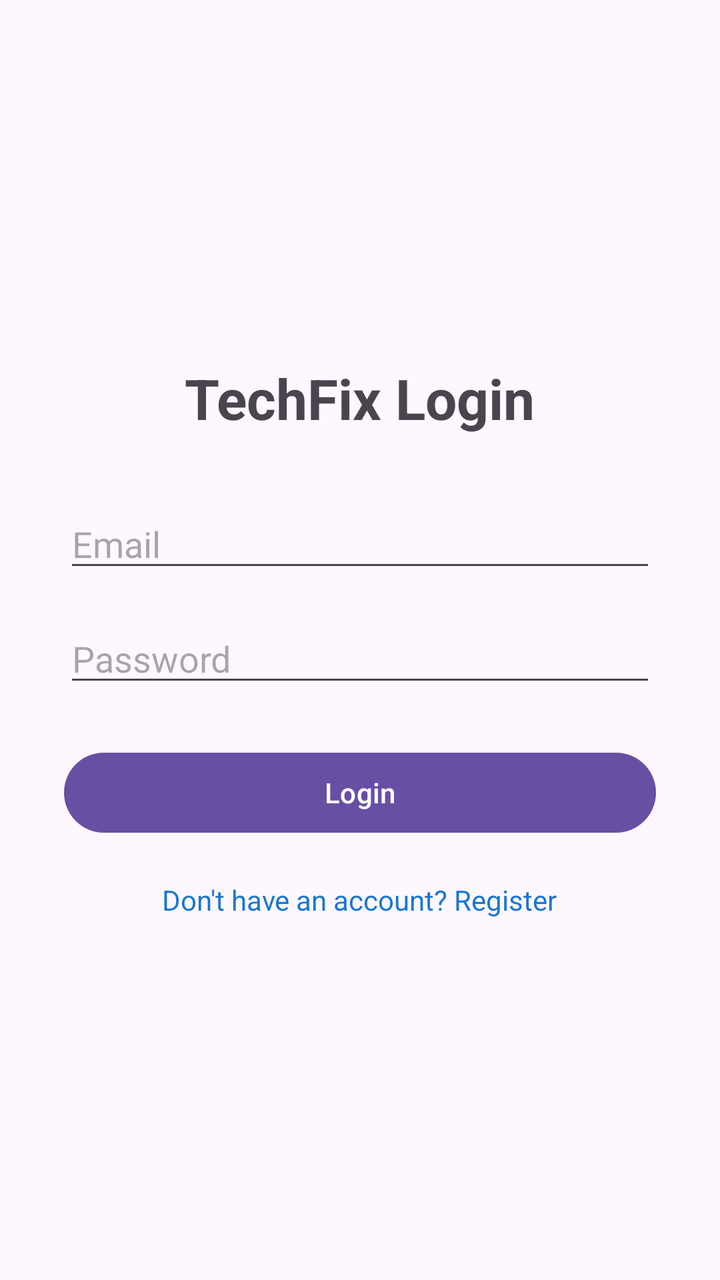
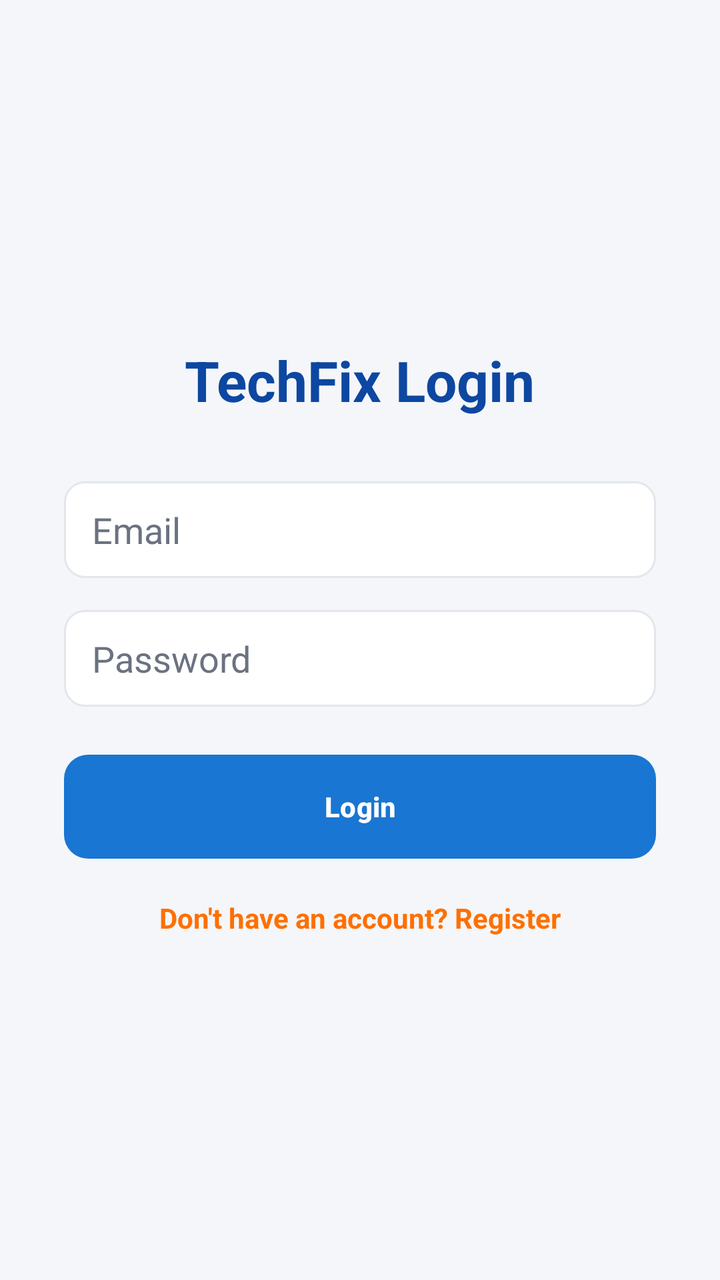

An Android layout rendered at two revisions. The XML below is the earlier revision; the diff shows what the commit changed to produce the second picture.
<!-- AndroidManifest.xml: application theme Theme.TechFix -->
<!-- res/layout/activity_login.xml -->
<?xml version="1.0" encoding="utf-8"?>
<LinearLayout xmlns:android="http://schemas.android.com/apk/res/android"
    android:layout_width="match_parent"
    android:layout_height="match_parent"
    android:orientation="vertical"
    android:gravity="center"
    android:padding="32dp">

    <TextView
        android:id="@+id/tvTitle"
        android:layout_width="wrap_content"
        android:layout_height="wrap_content"
        android:text="TechFix Login"
        android:textSize="28sp"
        android:textStyle="bold"
        android:layout_marginBottom="32dp" />

    <EditText
        android:id="@+id/etEmail"
        android:layout_width="match_parent"
        android:layout_height="wrap_content"
        android:hint="Email"
        android:inputType="textEmailAddress"
        android:layout_marginBottom="16dp" />

    <EditText
        android:id="@+id/etPassword"
        android:layout_width="match_parent"
        android:layout_height="wrap_content"
        android:hint="Password"
        android:inputType="textPassword"
        android:layout_marginBottom="24dp" />

    <Button
        android:id="@+id/btnLogin"
        android:layout_width="match_parent"
        android:layout_height="wrap_content"
        android:text="Login" />

    <TextView
        android:id="@+id/tvGoToRegister"
        android:layout_width="wrap_content"
        android:layout_height="wrap_content"
        android:text="Don't have an account? Register"
        android:layout_marginTop="20dp"
        android:textColor="#1976D2"
        android:clickable="true"
        android:focusable="true" />

</LinearLayout>
<!-- resources referenced by this layout -->
<resources>
  <style name="Theme.TechFix" parent="Base.Theme.TechFix" />
  <style name="Base.Theme.TechFix" parent="Theme.Material3.DayNight.NoActionBar">
          
          
      </style>
</resources>

<!-- the commit's change to res/layout/activity_login.xml (unified diff, before → after) -->
@@ -4,6 +4,7 @@
     android:layout_height="match_parent"
     android:orientation="vertical"
     android:gravity="center"
+    android:background="@color/background"
     android:padding="32dp">
 
     <TextView
@@ -13,6 +14,7 @@
         android:text="TechFix Login"
         android:textSize="28sp"
         android:textStyle="bold"
+        android:textColor="@color/primary_dark"
         android:layout_marginBottom="32dp" />
 
     <EditText
@@ -21,6 +23,9 @@
         android:layout_height="wrap_content"
         android:hint="Email"
         android:inputType="textEmailAddress"
+        android:textColor="@color/text_primary"
+        android:textColorHint="@color/text_secondary"
+        android:background="@drawable/bg_edittext"
         android:layout_marginBottom="16dp" />
 
     <EditText
@@ -29,13 +34,19 @@
         android:layout_height="wrap_content"
         android:hint="Password"
         android:inputType="textPassword"
+        android:textColor="@color/text_primary"
+        android:textColorHint="@color/text_secondary"
+        android:background="@drawable/bg_edittext"
         android:layout_marginBottom="24dp" />
 
     <Button
         android:id="@+id/btnLogin"
         android:layout_width="match_parent"
-        android:layout_height="wrap_content"
-        android:text="Login" />
+        android:layout_height="52dp"
+        android:text="Login"
+        android:textColor="@color/white"
+        android:textStyle="bold"
+        android:background="@drawable/bg_button_primary" />
 
     <TextView
         android:id="@+id/tvGoToRegister"
@@ -43,7 +54,8 @@
         android:layout_height="wrap_content"
         android:text="Don't have an account? Register"
         android:layout_marginTop="20dp"
-        android:textColor="#1976D2"
+        android:textColor="@color/accent"
+        android:textStyle="bold"
         android:clickable="true"
         android:focusable="true" />
 
<!-- resource entries referenced after the edit -->
@@ -1,9 +1,37 @@
 <!-- resources referenced by this layout -->
 <resources>
+  <color name="accent">#FF6F00</color>
+  <color name="background">#F4F6F9</color>
+  <color name="primary_dark">#0D47A1</color>
+  <color name="text_primary">#212121</color>
+  <color name="text_secondary">#6B7280</color>
+  <color name="white">#FFFFFFFF</color>
+  <!-- drawable bg_button_primary (drawable) -->
+  <?xml version="1.0" encoding="utf-8"?>
+  <shape xmlns:android="http://schemas.android.com/apk/res/android" android:shape="rectangle">
+      <solid android:color="@color/primary" />
+      <corners android:radius="12dp" />
+  </shape>
+  <!-- drawable bg_edittext (drawable) -->
+  <?xml version="1.0" encoding="utf-8"?>
+  <shape xmlns:android="http://schemas.android.com/apk/res/android" android:shape="rectangle">
+      <solid android:color="@color/surface" />
+      <stroke android:width="1dp" android:color="@color/divider" />
+      <corners android:radius="10dp" />
+      <padding android:left="14dp" android:top="12dp" android:right="14dp" android:bottom="12dp" />
+  </shape>
   <style name="Theme.TechFix" parent="Base.Theme.TechFix" />
+  <color name="primary">#1976D2</color>
+  <color name="surface">#FFFFFF</color>
+  <color name="divider">#E3E7EC</color>
   <style name="Base.Theme.TechFix" parent="Theme.Material3.DayNight.NoActionBar">
           
           
+          <item name="colorPrimary">@color/primary</item>
+          <item name="colorPrimaryDark">@color/primary_dark</item>
+          <item name="colorAccent">@color/accent</item>
+          <item name="android:statusBarColor">@color/primary_dark</item>
+          <item name="android:windowBackground">@color/background</item>
       </style>
 </resources>
 
